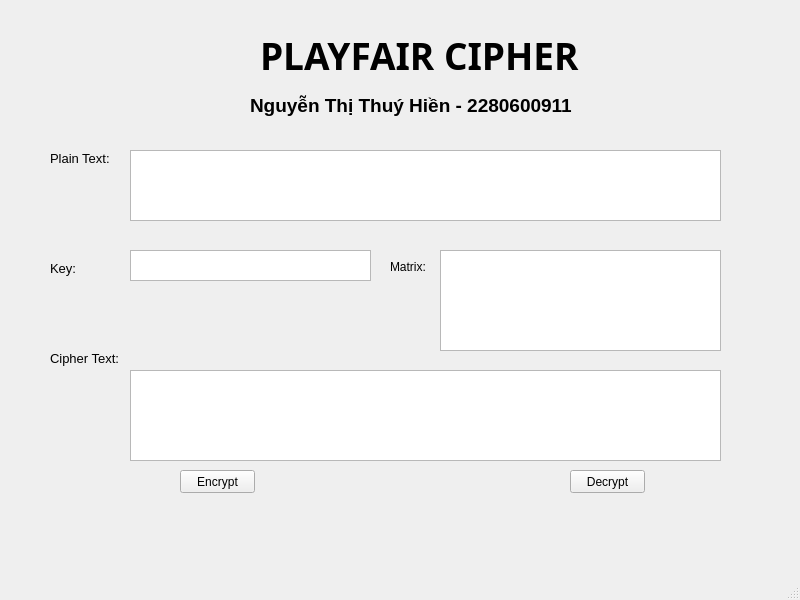
Old version of the form lab03/ui/playfair.ui in the repository hiennguyen267/bmtt-nc-hutech-2280600911.
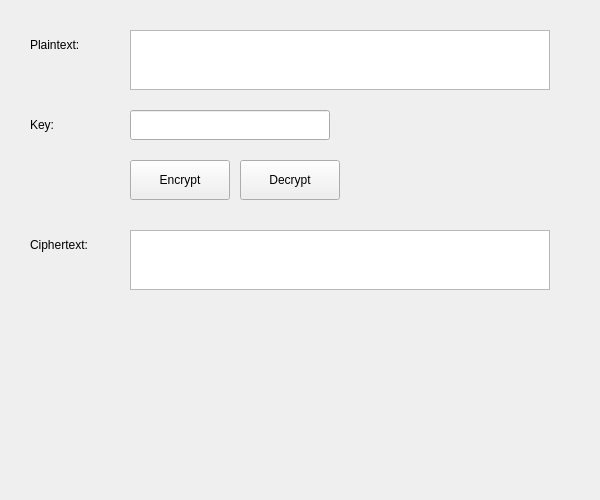
New version of the form.

Patch:
```diff
--- a/lab03/ui/playfair.ui
+++ b/lab03/ui/playfair.ui
@@ -3,203 +3,75 @@
  <class>MainWindow</class>
  <widget class="QMainWindow" name="MainWindow">
   <property name="geometry">
-   <rect>
-    <x>0</x>
-    <y>0</y>
-    <width>800</width>
-    <height>600</height>
-   </rect>
+   <rect><x>0</x><y>0</y><width>600</width><height>500</height></rect>
   </property>
   <property name="windowTitle">
-   <string>MainWindow</string>
+   <string>Playfair Cipher</string>
   </property>
   <widget class="QWidget" name="centralwidget">
-   <widget class="QLabel" name="label">
+   <widget class="QLabel" name="label_plaintext">
     <property name="geometry">
-     <rect>
-      <x>260</x>
-      <y>20</y>
-      <width>331</width>
-      <height>71</height>
-     </rect>
+     <rect><x>30</x><y>30</y><width>100</width><height>30</height></rect>
     </property>
-    <property name="font">
-     <font>
-      <family>Monospac821 BT</family>
-      <pointsize>28</pointsize>
-      <weight>75</weight>
-      <bold>true</bold>
-     </font>
-    </property>
     <property name="text">
-     <string>PLAYFAIR CIPHER</string>
+     <string>Plaintext:</string>
     </property>
    </widget>
-   <widget class="QPushButton" name="decrypt_btn">
+
+   <widget class="QTextEdit" name="plaintext_txt">
     <property name="geometry">
-     <rect>
-      <x>570</x>
-      <y>470</y>
-      <width>75</width>
-      <height>23</height>
-     </rect>
+     <rect><x>130</x><y>30</y><width>420</width><height>60</height></rect>
     </property>
-    <property name="text">
-     <string>Decrypt</string>
-    </property>
    </widget>
-   <widget class="QTextEdit" name="matrix_txt">
+
+   <widget class="QLabel" name="label_key">
     <property name="geometry">
-     <rect>
-      <x>440</x>
-      <y>250</y>
-      <width>281</width>
-      <height>101</height>
-     </rect>
+     <rect><x>30</x><y>110</y><width>100</width><height>30</height></rect>
     </property>
+    <property name="text">
+     <string>Key:</string>
+    </property>
    </widget>
-   <widget class="QLabel" name="label_3">
+
+   <widget class="QLineEdit" name="key_txt">
     <property name="geometry">
-     <rect>
-      <x>50</x>
-      <y>150</y>
-      <width>61</width>
-      <height>16</height>
-     </rect>
+     <rect><x>130</x><y>110</y><width>200</width><height>30</height></rect>
     </property>
-    <property name="font">
-     <font>
-      <pointsize>10</pointsize>
-     </font>
-    </property>
-    <property name="text">
-     <string>Plain Text:</string>
-    </property>
    </widget>
+
    <widget class="QPushButton" name="encrypt_btn">
     <property name="geometry">
-     <rect>
-      <x>180</x>
-      <y>470</y>
-      <width>75</width>
-      <height>23</height>
-     </rect>
+     <rect><x>130</x><y>160</y><width>100</width><height>40</height></rect>
     </property>
     <property name="text">
      <string>Encrypt</string>
     </property>
    </widget>
-   <widget class="QLabel" name="label_4">
+
+   <widget class="QPushButton" name="decrypt_btn">
     <property name="geometry">
-     <rect>
-      <x>50</x>
-      <y>260</y>
-      <width>61</width>
-      <height>16</height>
-     </rect>
+     <rect><x>240</x><y>160</y><width>100</width><height>40</height></rect>
     </property>
-    <property name="font">
-     <font>
-      <pointsize>10</pointsize>
-     </font>
-    </property>
     <property name="text">
-     <string>Key:</string>
+     <string>Decrypt</string>
     </property>
    </widget>
-   <widget class="QLabel" name="label_5">
+
+   <widget class="QLabel" name="label_ciphertext">
     <property name="geometry">
-     <rect>
-      <x>50</x>
-      <y>350</y>
-      <width>71</width>
-      <height>16</height>
-     </rect>
+     <rect><x>30</x><y>230</y><width>100</width><height>30</height></rect>
     </property>
-    <property name="font">
-     <font>
-      <pointsize>10</pointsize>
-     </font>
-    </property>
     <property name="text">
-     <string>Cipher Text:</string>
+     <string>Ciphertext:</string>
     </property>
    </widget>
-   <widget class="QLabel" name="label_2">
-    <property name="geometry">
-     <rect>
-      <x>250</x>
-      <y>90</y>
-      <width>351</width>
-      <height>31</height>
-     </rect>
-    </property>
-    <property name="font">
-     <font>
-      <pointsize>14</pointsize>
-      <weight>75</weight>
-      <bold>true</bold>
-     </font>
-    </property>
-    <property name="text">
-     <string>Nguyễn Thị Thuý Hiền - 2280600911</string>
-    </property>
-   </widget>
-   <widget class="QTextEdit" name="plaintext_txt">
-    <property name="geometry">
-     <rect>
-      <x>130</x>
-      <y>150</y>
-      <width>591</width>
-      <height>71</height>
-     </rect>
-    </property>
-   </widget>
+
    <widget class="QTextEdit" name="ciphertext_txt">
     <property name="geometry">
-     <rect>
-      <x>130</x>
-      <y>370</y>
-      <width>591</width>
-      <height>91</height>
-     </rect>
+     <rect><x>130</x><y>230</y><width>420</width><height>60</height></rect>
     </property>
    </widget>
-   <widget class="QTextEdit" name="key_txt">
-    <property name="geometry">
-     <rect>
-      <x>130</x>
-      <y>250</y>
-      <width>241</width>
-      <height>31</height>
-     </rect>
-    </property>
-   </widget>
-   <widget class="QLabel" name="label_6">
-    <property name="geometry">
-     <rect>
-      <x>390</x>
-      <y>260</y>
-      <width>47</width>
-      <height>13</height>
-     </rect>
-    </property>
-    <property name="text">
-     <string>Matrix:</string>
-    </property>
-   </widget>
   </widget>
-  <widget class="QMenuBar" name="menubar">
-   <property name="geometry">
-    <rect>
-     <x>0</x>
-     <y>0</y>
-     <width>800</width>
-     <height>21</height>
-    </rect>
-   </property>
-  </widget>
-  <widget class="QStatusBar" name="statusbar"/>
  </widget>
  <resources/>
  <connections/>
```
Left out of the diff: 2 changed lines with no effect on the pictures.
